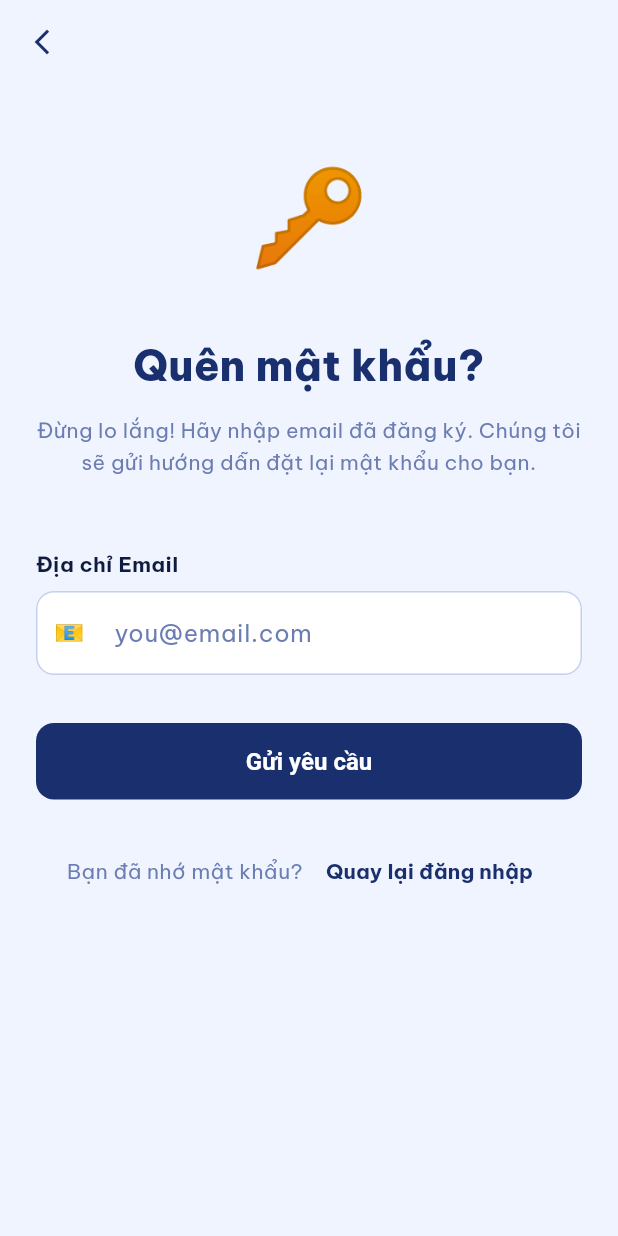
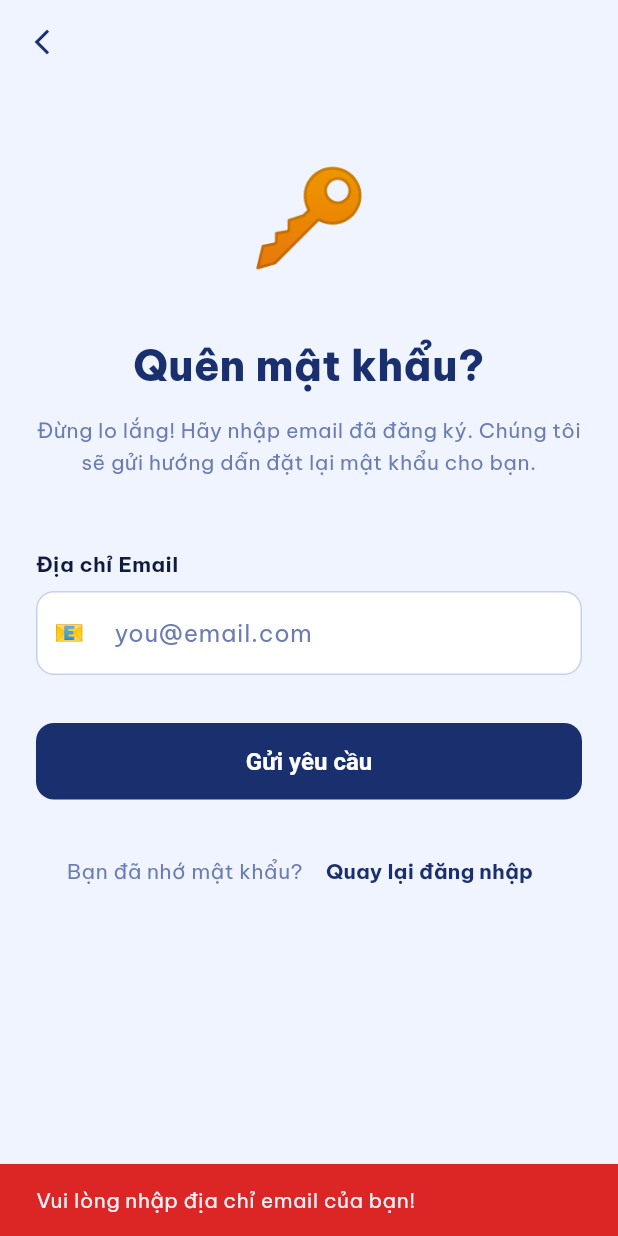
Before and after one commit to sonhonggiang/PRM392-Project, a Flutter app: the ForgotPasswordScreen screen opened directly, after a tap on "Gửi yêu cầu", on a phone screen of 412 x 824 dp. Run offline on Flutter 3.47's test engine with Material 3 defaults, Android fonts, the phone set to English and light mode, and no system bars; our stand-ins replace google_fonts, image_picker; accounts and stored records are empty.

Commit message:
feat(auth): support step-by-step password reset with show/hide password suffix toggle in ForgotPasswordScreen

```diff
--- a/font_end/lib/screens/auth/forgot_password_screen.dart
+++ b/font_end/lib/screens/auth/forgot_password_screen.dart
@@ -10,19 +10,64 @@ class ForgotPasswordScreen extends StatefulWidget {
 
 class _ForgotPasswordScreenState extends State<ForgotPasswordScreen> {
   final _emailController = TextEditingController();
+  final _newPasswordController = TextEditingController();
+  final _confirmPasswordController = TextEditingController();
+
+  int _step = 1; // 1: Email, 2: Reset Password
+  bool _obscureNewPassword = true;
+  bool _obscureConfirmPassword = true;
 
   @override
   void dispose() {
     _emailController.dispose();
+    _newPasswordController.dispose();
+    _confirmPasswordController.dispose();
     super.dispose();
   }
 
   void _handleResetPassword() {
-    // Demo logic: Hiện thông báo thành công và quay lại
+    if (_step == 1) {
       if (_emailController.text.isNotEmpty) {
+        setState(() {
+          _step = 2;
+        });
         ScaffoldMessenger.of(context).showSnackBar(
           const SnackBar(
-          content: Text('Liên kết đặt lại mật khẩu đã được gửi vào email của bạn!'),
+            content: Text('Xác thực email thành công! Vui lòng thiết lập mật khẩu mới.'),
+            backgroundColor: AppTheme.teal,
+          ),
+        );
+      } else {
+        ScaffoldMessenger.of(context).showSnackBar(
+          const SnackBar(
+            content: Text('Vui lòng nhập địa chỉ email của bạn!'),
+            backgroundColor: AppTheme.red,
+          ),
+        );
+      }
+    } else {
+      if (_newPasswordController.text.isEmpty || _confirmPasswordController.text.isEmpty) {
+        ScaffoldMessenger.of(context).showSnackBar(
+          const SnackBar(
+            content: Text('Vui lòng nhập đầy đủ thông tin mật khẩu!'),
+            backgroundColor: AppTheme.red,
+          ),
+        );
+        return;
+      }
+      if (_newPasswordController.text != _confirmPasswordController.text) {
+        ScaffoldMessenger.of(context).showSnackBar(
+          const SnackBar(
+            content: Text('Mật khẩu xác nhận không trùng khớp!'),
+            backgroundColor: AppTheme.red,
+          ),
+        );
+        return;
+      }
+
+      ScaffoldMessenger.of(context).showSnackBar(
+        const SnackBar(
+          content: Text('Mật khẩu của bạn đã được đặt lại thành công!'),
           backgroundColor: AppTheme.teal,
         ),
       );
@@ -40,7 +85,15 @@ class _ForgotPasswordScreenState extends State<ForgotPasswordScreen> {
         elevation: 0,
         leading: IconButton(
           icon: const Icon(Icons.arrow_back_ios_new, color: AppTheme.indigo, size: 20),
-          onPressed: () => Navigator.of(context).pop(),
+          onPressed: () {
+            if (_step == 2) {
+              setState(() {
+                _step = 1;
+              });
+            } else {
+              Navigator.of(context).pop();
+            }
+          },
         ),
       ),
       body: SafeArea(
@@ -51,13 +104,16 @@ class _ForgotPasswordScreenState extends State<ForgotPasswordScreen> {
             children: [
               const SizedBox(height: 20),
               // Header Icon
-              const Center(
-                child: Text('🔑', style: TextStyle(fontSize: 64)),
+              Center(
+                child: Text(
+                  _step == 1 ? '🔑' : '🛡️',
+                  style: const TextStyle(fontSize: 64),
+                ),
               ),
               const SizedBox(height: 32),
-              const Text(
-                'Quên mật khẩu?',
-                style: TextStyle(
+              Text(
+                _step == 1 ? 'Quên mật khẩu?' : 'Đặt lại mật khẩu',
+                style: const TextStyle(
                   fontSize: 28,
                   fontWeight: FontWeight.w800,
                   color: AppTheme.indigo,
@@ -65,9 +121,11 @@ class _ForgotPasswordScreenState extends State<ForgotPasswordScreen> {
                 textAlign: TextAlign.center,
               ),
               const SizedBox(height: 12),
-              const Text(
-                'Đừng lo lắng! Hãy nhập email đã đăng ký. Chúng tôi sẽ gửi hướng dẫn đặt lại mật khẩu cho bạn.',
-                style: TextStyle(
+              Text(
+                _step == 1
+                    ? 'Đừng lo lắng! Hãy nhập email đã đăng ký. Chúng tôi sẽ gửi hướng dẫn đặt lại mật khẩu cho bạn.'
+                    : 'Vui lòng thiết lập mật khẩu mới mạnh mẽ để bảo vệ tài khoản của bạn.',
+                style: const TextStyle(
                   fontSize: 14,
                   color: AppTheme.muted,
                   height: 1.5,
@@ -76,6 +134,7 @@ class _ForgotPasswordScreenState extends State<ForgotPasswordScreen> {
               ),
               const SizedBox(height: 48),
 
+              if (_step == 1) ...[
                 // Email Field
                 const Text(
                   'Địa chỉ Email',
@@ -93,12 +152,66 @@ class _ForgotPasswordScreenState extends State<ForgotPasswordScreen> {
                   ),
                   keyboardType: TextInputType.emailAddress,
                 ),
+              ] else ...[
+                // New Password Field
+                const Text(
+                  'Mật khẩu mới',
+                  style: TextStyle(fontWeight: FontWeight.w700, fontSize: 14),
+                ),
+                const SizedBox(height: 8),
+                TextField(
+                  controller: _newPasswordController,
+                  obscureText: _obscureNewPassword,
+                  decoration: InputDecoration(
+                    hintText: '••••••••',
+                    prefixIcon: const Padding(
+                      padding: EdgeInsets.all(12.0),
+                      child: Text('🔒', style: TextStyle(fontSize: 16)),
+                    ),
+                    suffixIcon: IconButton(
+                      icon: Text(_obscureNewPassword ? '👁️' : '🙈', style: const TextStyle(fontSize: 16)),
+                      onPressed: () {
+                        setState(() {
+                          _obscureNewPassword = !_obscureNewPassword;
+                        });
+                      },
+                    ),
+                  ),
+                ),
+                const SizedBox(height: 20),
+
+                // Confirm New Password Field
+                const Text(
+                  'Xác nhận mật khẩu mới',
+                  style: TextStyle(fontWeight: FontWeight.w700, fontSize: 14),
+                ),
+                const SizedBox(height: 8),
+                TextField(
+                  controller: _confirmPasswordController,
+                  obscureText: _obscureConfirmPassword,
+                  decoration: InputDecoration(
+                    hintText: '••••••••',
+                    prefixIcon: const Padding(
+                      padding: EdgeInsets.all(12.0),
+                      child: Text('🔒', style: TextStyle(fontSize: 16)),
+                    ),
+                    suffixIcon: IconButton(
+                      icon: Text(_obscureConfirmPassword ? '👁️' : '🙈', style: const TextStyle(fontSize: 16)),
+                      onPressed: () {
+                        setState(() {
+                          _obscureConfirmPassword = !_obscureConfirmPassword;
+                        });
+                      },
+                    ),
+                  ),
+                ),
+              ],
               const SizedBox(height: 32),
 
               // Submit Button
               FilledButton(
                 onPressed: _handleResetPassword,
-                child: const Text('Gửi yêu cầu'),
+                child: Text(_step == 1 ? 'Gửi yêu cầu' : 'Đặt lại mật khẩu'),
               ),
 
               const SizedBox(height: 24),
```
Lines whose indentation alone changed are shown as unchanged.
